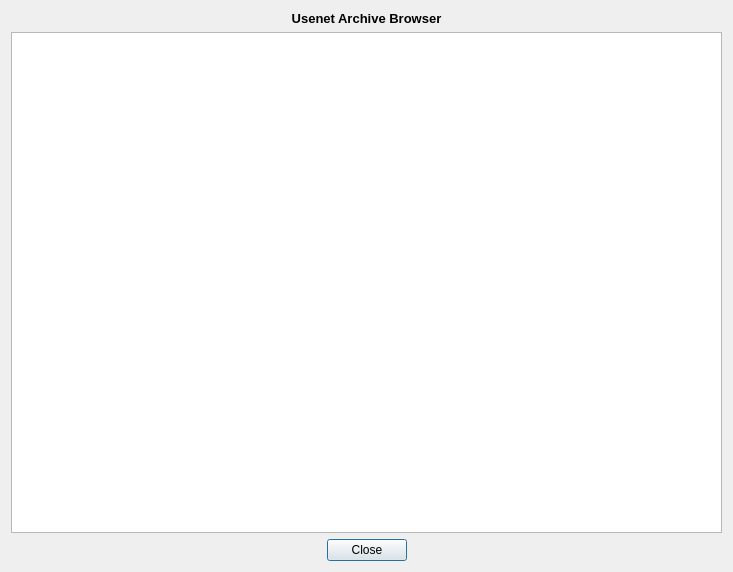
Before: the Qt Designer form browser/groupcharter.ui in wolfpld/usenetarchive, drawn with Qt 5.
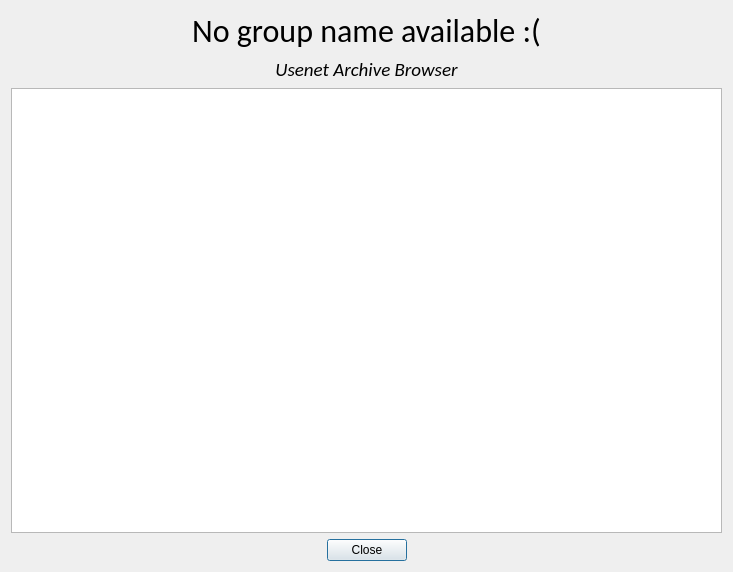
After: the same form once the commit is applied.

Commit message: Add archive name to group charter window.

Patch:
```diff
--- a/browser/groupcharter.ui
+++ b/browser/groupcharter.ui
@@ -16,14 +16,31 @@
   <layout class="QGridLayout" name="gridLayout">
    <item row="0" column="0">
     <layout class="QVBoxLayout" name="verticalLayout">
+     <item>
+      <widget class="QLabel" name="groupName">
+       <property name="font">
+        <font>
+         <family>Calibri</family>
+         <pointsize>24</pointsize>
+        </font>
+       </property>
+       <property name="text">
+        <string>No group name available :(</string>
+       </property>
+       <property name="alignment">
+        <set>Qt::AlignCenter</set>
+       </property>
+      </widget>
+     </item>
      <item>
       <widget class="QLabel" name="label">
        <property name="font">
         <font>
-         <pointsize>10</pointsize>
-         <weight>75</weight>
-         <italic>false</italic>
-         <bold>true</bold>
+         <family>Calibri</family>
+         <pointsize>14</pointsize>
+         <weight>50</weight>
+         <italic>true</italic>
+         <bold>false</bold>
         </font>
        </property>
        <property name="text">
```
The commit also changes 3 other files.
